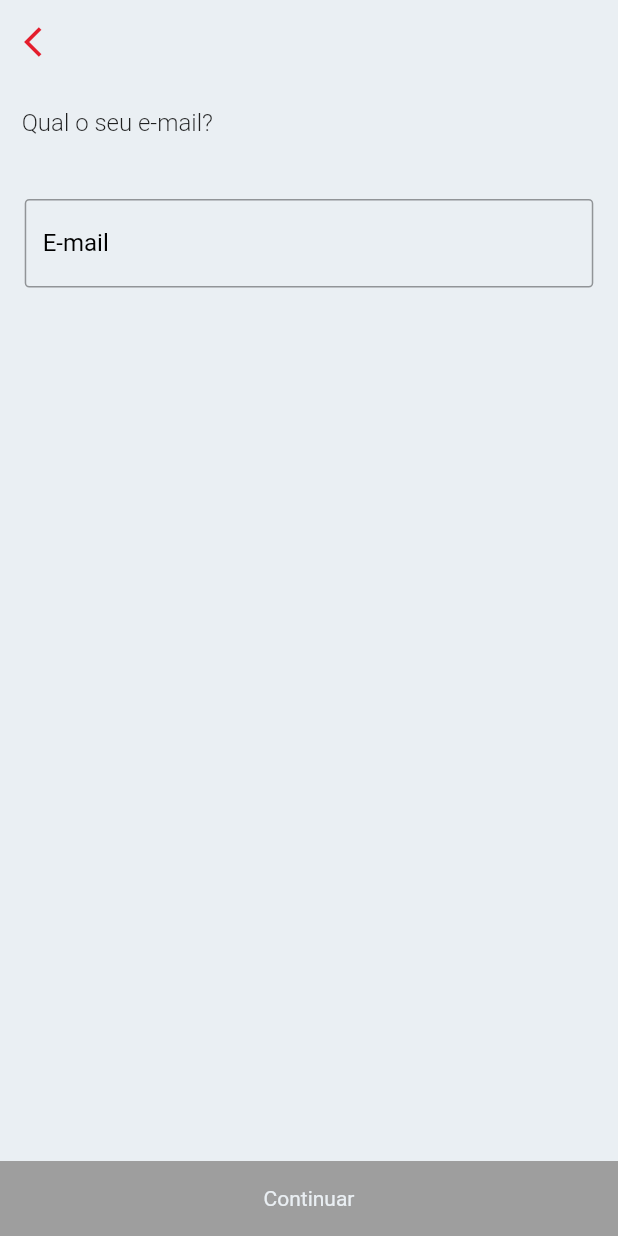
After one commit to brunnuh/ifood_fake_app, a Flutter app: the LoginEmailView screen opened by its route, on a phone screen of 412 x 824 dp. The commit adds this screen. Run offline on Flutter 3.47's test engine with Material 2 defaults, Android fonts, the phone set to English and light mode, and no system bars; our stand-ins replace flutter_mobx, mobx; generated files the repository leaves out were written again.

Commit message:
added email field with validation

```diff
--- a/lib/theme/app_theme.dart
+++ b/lib/theme/app_theme.dart
@@ -6,6 +6,7 @@ class AppTheme{
   ThemeData defaultTheme() => ThemeData(
     primaryColor: Color(0xFFE41D2C),
     accentColor: Color(0XFFEAEFF3),
-    scaffoldBackgroundColor: Color(0XFFf9f6f2)
+    scaffoldBackgroundColor: Color(0XFFf9f6f2),
+
   );
 }
--- /dev/null
+++ b/lib/views/login/login_types/login_email_view.dart
@@ -0,0 +1,114 @@
+import 'package:flutter/material.dart';
+import 'package:flutter_mobx/flutter_mobx.dart';
+import 'package:ifood_fake_app/controllers/mobx/login/loginEmail/login_email_controller.dart';
+
+
+class LoginEmailView extends StatefulWidget {
+  @override
+  _LoginEmailViewState createState() => _LoginEmailViewState();
+}
+
+class _LoginEmailViewState extends State<LoginEmailView> {
+
+  TextEditingController _emailController = TextEditingController();
+
+
+
+  @override
+  Widget build(BuildContext context) {
+    double _height = MediaQuery.of(context).size.height;
+    double _width = MediaQuery.of(context).size.width;
+    return Scaffold(
+        appBar: AppBar(
+          backgroundColor: Theme.of(context).accentColor,
+          elevation: 0,
+          leading: IconButton(
+            color: Theme.of(context).primaryColor,
+            icon: Icon(Icons.arrow_back_ios),
+            onPressed: (){
+              LoginEmailSingletonController.resetState();
+              Navigator.pushNamedAndRemoveUntil(context, 'login', (route) => false);
+            },
+          ),
+        ),
+        backgroundColor: Theme.of(context).accentColor,
+        body: SingleChildScrollView(
+          child: Column(
+            mainAxisSize: MainAxisSize.min,
+            crossAxisAlignment: CrossAxisAlignment.start,
+            children: [
+                Container(
+                  margin: EdgeInsets.only(left: _width * 0.035, top: _height * 0.02),
+                  child: Text("Qual o seu e-mail?", style: TextStyle(
+                    fontSize: 16,
+                    fontWeight: FontWeight.w300
+                  ),),
+                ),
+              SizedBox(height: _height * 0.05,),
+              Container(
+                margin: EdgeInsets.symmetric(horizontal: _height * 0.02),
+                child: Observer(
+                  builder: (_){
+                    return TextFormField(
+                      controller: _emailController,
+                      onChanged: (field){
+                        LoginEmailSingletonController.setEmail(field);
+                      },
+                      decoration: InputDecoration(
+                          hintText: "E-mail",
+                          labelText: 'E-mail',
+                          suffixIcon: LoginEmailSingletonController.fieldEmail.isNotEmpty ? IconButton(
+                            icon: Icon(Icons.clear, color: Colors.black, size: 17,),
+                            onPressed: (){
+                              LoginEmailSingletonController.clearEmail(_emailController); // limpar o campo
+                            },
+                          ) : null,
+                          labelStyle: TextStyle(color: Colors.black),
+                          //helperText: "Informacões sobre seus pedidos serão enviadas para este e-mail",
+                          errorText: LoginEmailSingletonController.errorEmail ? "Insira um e-mail válido." : null,
+                          border: OutlineInputBorder(
+                            borderRadius: BorderRadius.circular(3),
+                          ),
+                          focusedBorder: OutlineInputBorder(
+                              borderSide: BorderSide(
+                                  color: Colors.black
+                              )
+                          )
+                      ),
+                    );
+                  },
+                ),
+              ),
+            ],
+          ),
+        ),
+      bottomSheet:  Observer(
+        builder: (_){
+          return GestureDetector(
+            child: Container(
+              height: 50,
+              color: !LoginEmailSingletonController.verifyFields ? Theme.of(context).primaryColor : Colors.grey,
+              child: Center(
+                child: Text("Continuar", style: TextStyle(
+                    color: Theme.of(context).accentColor
+                ),),
+              ),
+            ),
+            onTap:  (){
+              //validar campos
+              LoginEmailSingletonController.validEmail(); // modificar para chamar um metodo que verifica todos os campos
+              LoginEmailSingletonController.verifyFields;
+
+              // se campos estiverem ok prossiga
+              if(LoginEmailSingletonController.errorEmail){
+                print("erro");
+              }else{
+                print("partiuc");
+              }
+            },
+          );
+        },
+      ),
+    );
+  }
+}
--- a/pubspec.yaml
+++ b/pubspec.yaml
@@ -28,10 +28,15 @@ dependencies:
   # The following adds the Cupertino Icons font to your application.
   # Use with the CupertinoIcons class for iOS style icons.
   cupertino_icons: ^1.0.0
+  mobx: ^1.2.0 #gerenciador de estado
+  flutter_mobx: ^1.1.0 # gerenciador de estado
 
 dev_dependencies:
   flutter_test:
     sdk: flutter
+
+  build_runner: ^1.10.0
+  mobx_codegen: ^1.1.0
 
 # For information on the generic Dart part of this file, see the
 # following page: https://dart.dev/tools/pub/pubspec
```
Also changed, not shown: lib/controllers/mobx/login/loginEmail/login_email_controller.dart (added, +54 -0 lines), lib/main.dart (+16 -1 lines), lib/views/login/login_view.dart (+9 -1 lines), lib/controllers/mobx/login/loginEmail/login_email_controller.g.dart (added), pubspec.lock.
